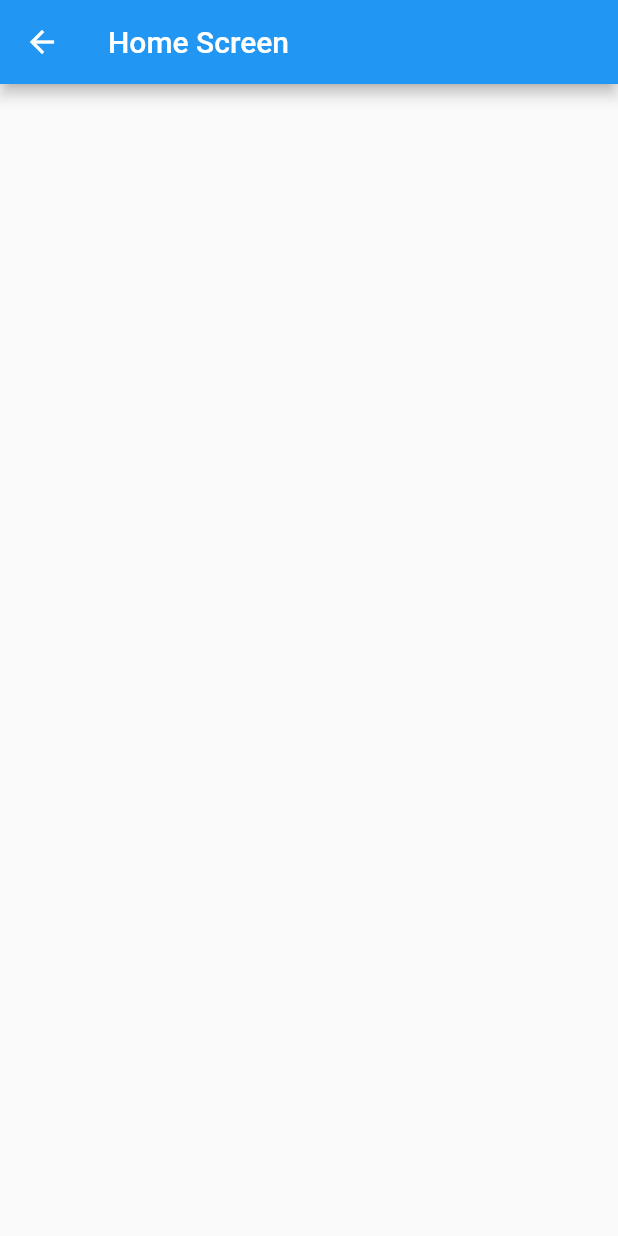
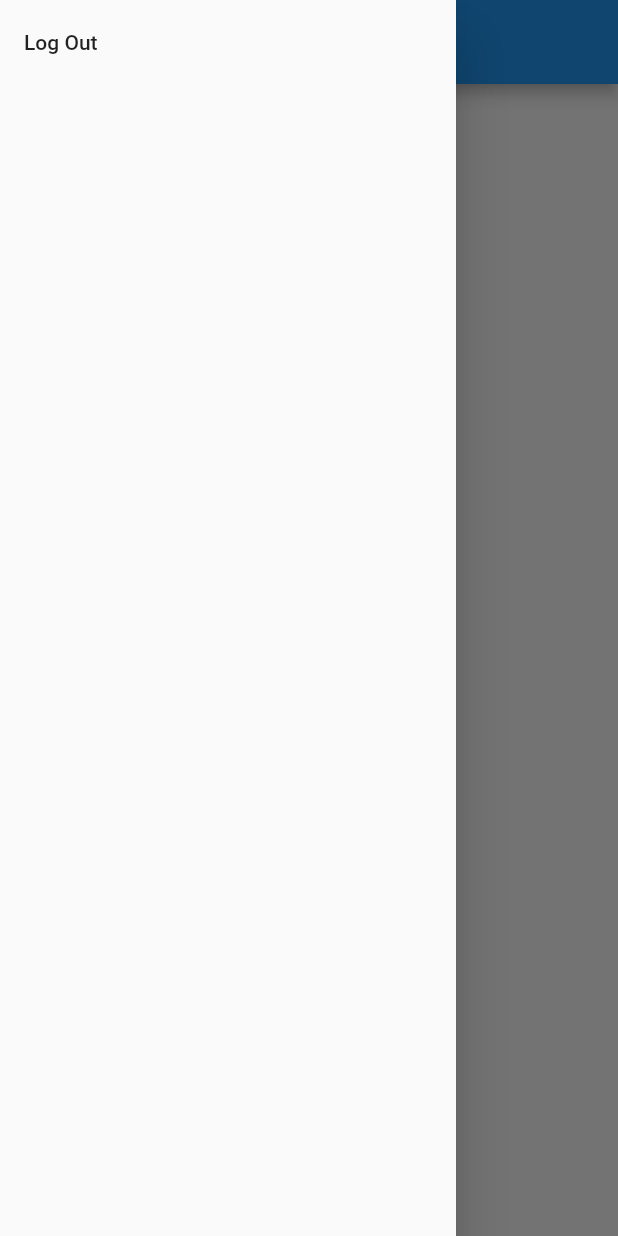
Before and after one commit to PHANNA11/E-Shop_Firebase, a Flutter app: the HomeScreen screen opened directly, with the side drawer open (before the commit the screen has no drawer), on a phone screen of 412 x 824 dp. Run offline on Flutter 3.47's test engine with Material 2 defaults, Android fonts, the phone set to English and light mode, and no system bars; our stand-ins replace cloud_firestore, firebase_auth, firebase_core, get; accounts and stored records are empty.

```diff
--- a/lib/view/auth/view/sign_in_screen.dart
+++ b/lib/view/auth/view/sign_in_screen.dart
@@ -1,4 +1,5 @@
 import 'package:e_shop_app/firebase/auth/firebase_controller.dart';
+import 'package:e_shop_app/view/auth/view/sign_up_screen.dart';
 import 'package:e_shop_app/view/home/view/home_screen.dart';
 import 'package:e_shop_app/widget/text_field_widget.dart';
 import 'package:flutter/cupertino.dart';
@@ -55,7 +56,9 @@ class _SignInScreenState extends State<SignInScreen> {
                     child: const Text('Sign In'),
                   ),
                   CupertinoButton(
-                    onPressed: () {},
+                    onPressed: () {
+                      Get.to(() => const SignUpScreen());
+                    },
                     color: Colors.blue,
                     child: const Text('Sign Up'),
                   )
--- a/lib/view/home/view/home_screen.dart
+++ b/lib/view/home/view/home_screen.dart
@@ -1,4 +1,8 @@
+import 'package:cloud_firestore/cloud_firestore.dart';
+import 'package:e_shop_app/view/auth/view/sign_in_screen.dart';
 import 'package:flutter/material.dart';
+
+import '../../../firebase/auth/firebase_controller.dart';
 
 class HomeScreen extends StatefulWidget {
   const HomeScreen({super.key});
@@ -8,12 +12,57 @@ class HomeScreen extends StatefulWidget {
 }
 
 class _HomeScreenState extends State<HomeScreen> {
+  CollectionReference dataRef =
+      FirebaseFirestore.instance.collection('shop_product');
   @override
   Widget build(BuildContext context) {
     return Scaffold(
-      appBar: AppBar(
-        title: const Text('Home Screen'),
-      ),
-    );
+        drawer: Drawer(
+            child: SafeArea(
+                child: ListTile(
+          onTap: () async {
+            await FirebaseController().logOut().then((value) =>
+                Navigator.pushAndRemoveUntil(
+                    context,
+                    MaterialPageRoute(
+                        builder: (context) => const SignInScreen()),
+                    (route) => false));
+          },
+          title: const Text('Log Out'),
+        ))),
+        appBar: AppBar(
+          title: const Text('Home Screen'),
+        ),
+        body: StreamBuilder<QuerySnapshot>(
+          stream: dataRef.snapshots(),
+          builder: (context, snapshot) {
+            if (snapshot.hasError) {
+              return const Center(
+                child: Icon(
+                  Icons.info,
+                  color: Colors.red,
+                  size: 40,
+                ),
+              );
+            } else if (snapshot.connectionState == ConnectionState.waiting) {
+              return const Center(
+                child: CircularProgressIndicator(
+                    backgroundColor: Colors.grey, color: Colors.yellow),
+              );
+            } else {
+              return ListView.builder(
+                itemCount: snapshot.data!.docs.length,
+                itemBuilder: (context, index) {
+                  var pro =
+                      snapshot.data!.docs[index].data() as Map<String, dynamic>;
+                  return ListTile(
+                    leading: Image(image: NetworkImage(pro['pro_image'])),
+                    title: Text(pro['name']),
+                  );
+                },
+              );
+            }
+          },
+        ));
   }
 }
--- a/pubspec.yaml
+++ b/pubspec.yaml
@@ -36,6 +36,8 @@ dependencies:
   cupertino_icons: ^1.0.2
   firebase_auth: ^4.8.0
   firebase_core: ^2.15.1
+  cloud_firestore: ^4.9.1
+  firebase_storage: ^11.2.6
   get: ^4.6.5
 
 dev_dependencies:
```
Also changed, not shown: lib/firebase/auth/firebase_controller.dart (+8 -2 lines), lib/view/auth/view/sign_up_screen.dart (added, +94 -0 lines), lib/widget/text_field_widget.dart (+7 -1 lines), pubspec.lock, 8 other files.
